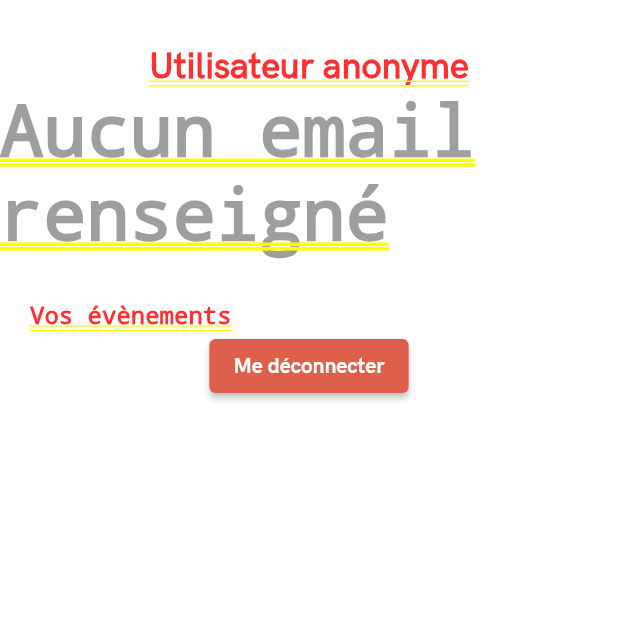
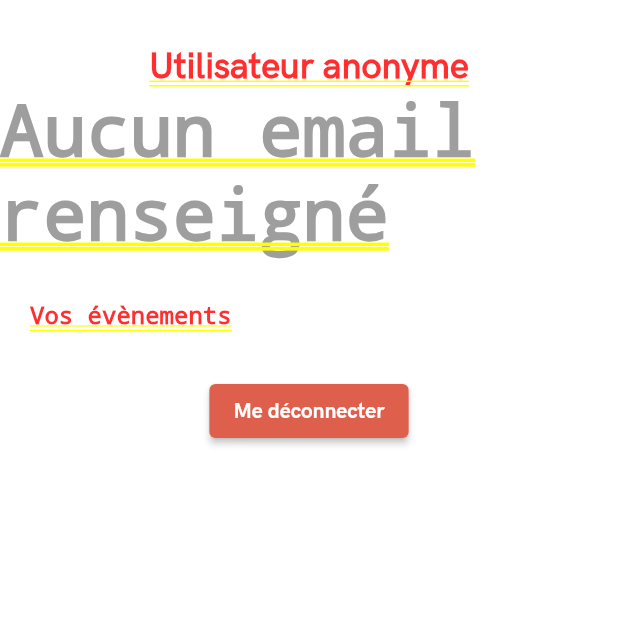
Before and after one commit to Diamondemon/cop1App, a Flutter app: the ProfileWidget screen opened directly, on a phone screen of 412 x 824 dp, the top half of it. Run offline on Flutter 3.47's test engine with Material 2 defaults, Android fonts, the phone set to English and light mode, and no system bars; missing offline and left inert: add_2_calendar; accounts and stored records are empty; network calls fail.

Commit message:
UI adaptation

```diff
--- a/cop1/lib/ui/event_tile.dart
+++ b/cop1/lib/ui/event_tile.dart
@@ -63,8 +63,7 @@ class _EventTileState extends State<EventTile> {
                           ],
                         ),
                       ),
-                      TextButton(onPressed: () => _addToCalendar(widget.event.date), child:Text(widget.event.date)),
-                      const Spacer(),
+                      TextButton(onPressed: () => _addToCalendar(widget.event.date), child:Text(widget.event.date, style: const TextStyle(fontSize: 12))),
                       const Text.rich(
                         TextSpan(
                           children: [
@@ -78,7 +77,7 @@ class _EventTileState extends State<EventTile> {
                           ],
                         ),
                       ),
-                      TextButton(onPressed: _lookOnMaps, child:Text(widget.event.location)),
+                      TextButton(onPressed: _lookOnMaps, child:Text(widget.event.location, style: const TextStyle(fontSize: 12))),
                       const Spacer(),
                       Expanded(flex: 2, child: Center(
                         child: SubscribeButton(event: widget.event),
--- a/cop1/lib/ui/profile_widget.dart
+++ b/cop1/lib/ui/profile_widget.dart
@@ -55,6 +55,7 @@ class ProfileWidget extends StatelessWidget {
             );
           }
         ),
+        const SizedBox(height: 30,),
         Center(
           child: ElevatedButton(onPressed: session(context).disconnectUser, child: const Text("Me déconnecter")),
         )
```
